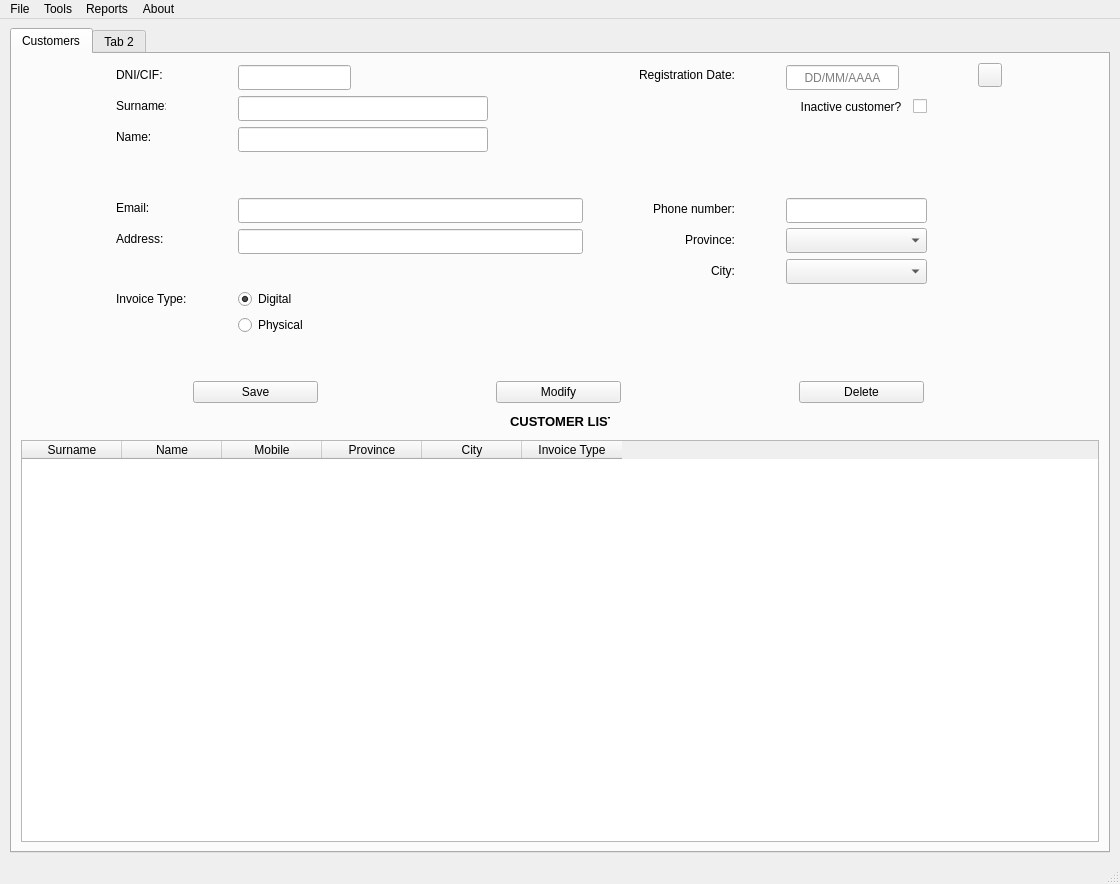
Old version of the form templates/window.ui in the repository MMSS99/DI_Proyecto.
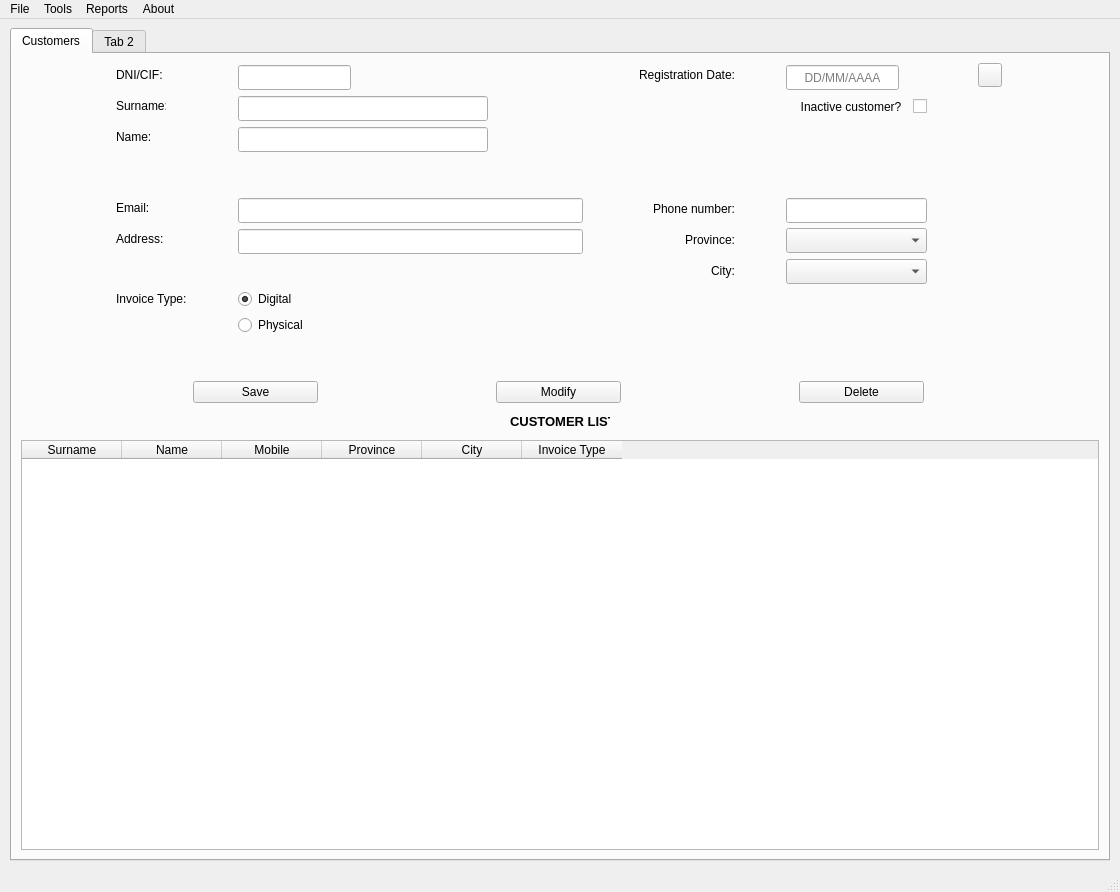
New version of the form. Icons and pictures are not drawn.

```diff
--- a/templates/window.ui
+++ b/templates/window.ui
@@ -7,7 +7,7 @@
     <x>0</x>
     <y>0</y>
     <width>1120</width>
-    <height>880</height>
+    <height>892</height>
    </rect>
   </property>
   <property name="windowTitle">
```
Left out of the diff: 3 changed lines with no effect on the pictures.
